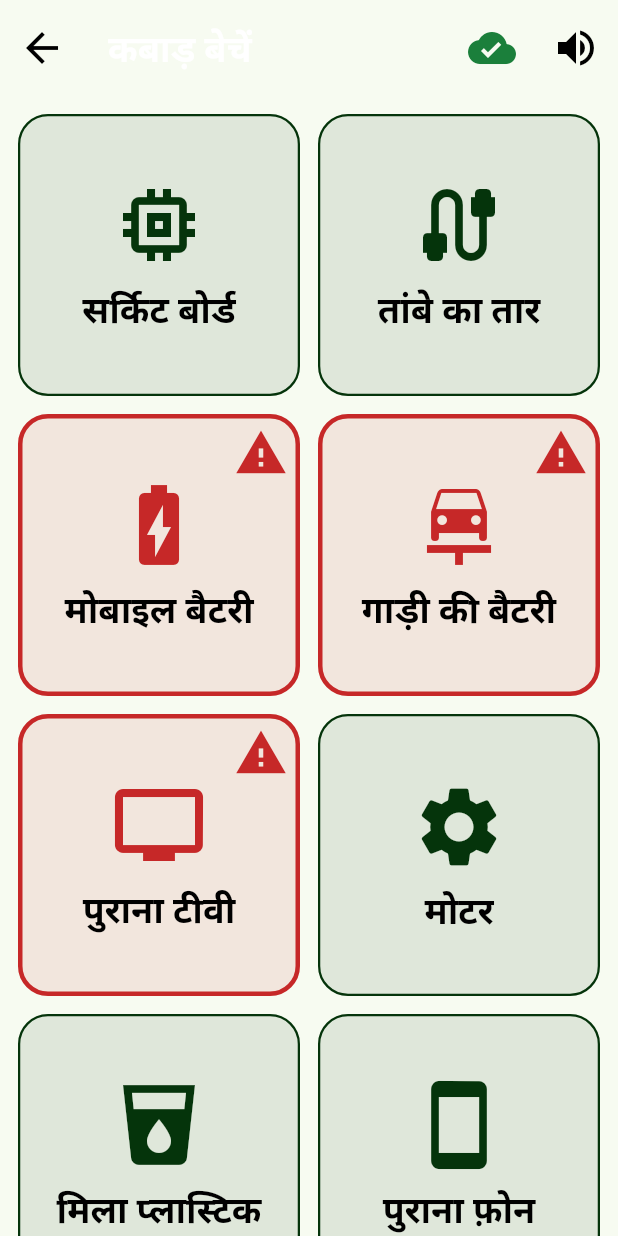
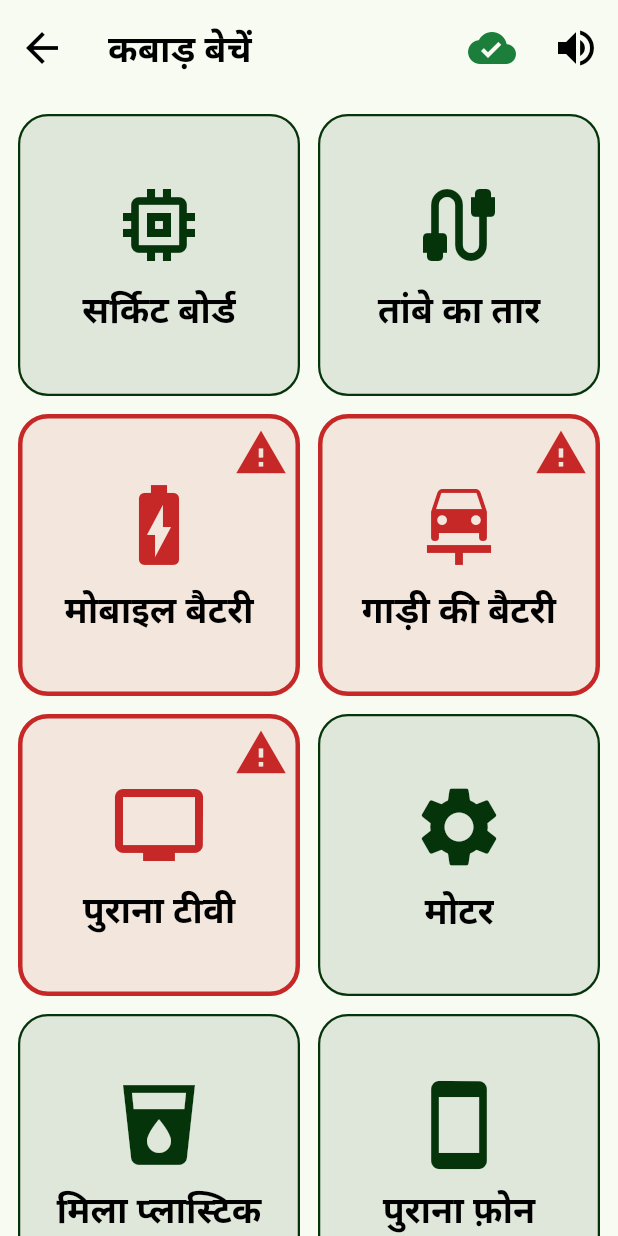
Before and after one commit to abhishek2007aka-collab/RecySetu, a Flutter app: the CategoryScreen screen opened directly, on a phone screen of 412 x 824 dp. Run offline on Flutter 3.47's test engine with Material 3 defaults, Android fonts, the phone set to English and light mode, and no system bars; our stand-ins replace cloud_firestore, connectivity_plus, firebase_auth, firebase_core, flutter_image_compress, flutter_riverpod and 6 more; missing offline and left inert: mobile_scanner, tflite_flutter; accounts and stored records are empty.

Commit message:
Phase 12a (app side): on-device scrap recogniser suggests the category; fix white app-bar title
Co-Authored-By: Claude Opus 5.5 <noreply@anthropic.com>

```diff
--- a/app/assets/i18n/bho.json
+++ b/app/assets/i18n/bho.json
@@ -122,5 +122,7 @@
   "sold_elsewhere": "दोसरा जगह बेचलीं",
   "from_recycler": "रीसाइक्लर के बेचलीं",
   "more_languages": "अउरी भाषा",
-  "change_language": "भाषा बदलीं"
+  "change_language": "भाषा बदलीं",
+  "ai_suggestion": "लागत बा ई {material} ह। सही होखे त दबाईं, ना त सही फोटो चुनीं",
+  "suggested": "सुझाव"
 }
--- a/app/assets/i18n/bn.json
+++ b/app/assets/i18n/bn.json
@@ -122,5 +122,7 @@
   "sold_elsewhere": "অন্য জায়গায় বিক্রি",
   "from_recycler": "রিসাইক্লারকে বিক্রি",
   "more_languages": "আরও ভাষা",
-  "change_language": "ভাষা বদলান"
+  "change_language": "ভাষা বদলান",
+  "ai_suggestion": "মনে হচ্ছে এটা {material}। ঠিক হলে চাপুন, না হলে সঠিক ছবি বেছে নিন",
+  "suggested": "পরামর্শ"
 }
--- a/app/assets/i18n/en.json
+++ b/app/assets/i18n/en.json
@@ -121,5 +121,7 @@
   "sold_elsewhere": "Sold elsewhere",
   "from_recycler": "Sold to recycler",
   "more_languages": "More languages",
-  "change_language": "Change language"
+  "change_language": "Change language",
+  "ai_suggestion": "Looks like {material}. Tap it if it is right, or pick the right picture",
+  "suggested": "Suggested"
 }
--- a/app/assets/i18n/gbm.json
+++ b/app/assets/i18n/gbm.json
@@ -122,5 +122,7 @@
   "sold_elsewhere": "दूसरी जगह बेचा",
   "from_recycler": "रीसाइक्लर को बेचा",
   "more_languages": "और भाषाएँ",
-  "change_language": "भाषा बदलें"
+  "change_language": "भाषा बदलें",
+  "ai_suggestion": "लगता है यह {material} है। सही हो तो उसे दबाएँ, नहीं तो सही चित्र चुनें",
+  "suggested": "सुझाव"
 }
--- a/app/assets/i18n/gu.json
+++ b/app/assets/i18n/gu.json
@@ -122,5 +122,7 @@
   "sold_elsewhere": "બીજે વેચ્યું",
   "from_recycler": "રિસાયકલરને વેચ્યું",
   "more_languages": "વધુ ભાષાઓ",
-  "change_language": "ભાષા બદલો"
+  "change_language": "ભાષા બદલો",
+  "ai_suggestion": "આ {material} લાગે છે. સાચું હોય તો દબાવો, નહીં તો સાચું ચિત્ર પસંદ કરો",
+  "suggested": "સૂચન"
 }
--- a/app/assets/i18n/hi.json
+++ b/app/assets/i18n/hi.json
@@ -121,5 +121,7 @@
   "sold_elsewhere": "दूसरी जगह बेचा",
   "from_recycler": "रीसाइक्लर को बेचा",
   "more_languages": "और भाषाएँ",
-  "change_language": "भाषा बदलें"
+  "change_language": "भाषा बदलें",
+  "ai_suggestion": "लगता है यह {material} है। सही हो तो उसे दबाएँ, नहीं तो सही चित्र चुनें",
+  "suggested": "सुझाव"
 }
--- a/app/assets/i18n/kn.json
+++ b/app/assets/i18n/kn.json
@@ -122,5 +122,7 @@
   "sold_elsewhere": "ಬೇರೆಡೆ ಮಾರಿದೆ",
   "from_recycler": "ಮರುಬಳಕೆದಾರರಿಗೆ ಮಾರಿದೆ",
   "more_languages": "ಇನ್ನಷ್ಟು ಭಾಷೆಗಳು",
-  "change_language": "ಭಾಷೆ ಬದಲಿಸಿ"
+  "change_language": "ಭಾಷೆ ಬದಲಿಸಿ",
+  "ai_suggestion": "ಇದು {material} ತರಹ ಕಾಣುತ್ತದೆ. ಸರಿಯಾಗಿದ್ದರೆ ಒತ್ತಿ, ಇಲ್ಲದಿದ್ದರೆ ಸರಿಯಾದ ಚಿತ್ರ ಆರಿಸಿ",
+  "suggested": "ಸಲಹೆ"
 }
--- a/app/assets/i18n/mr.json
+++ b/app/assets/i18n/mr.json
@@ -122,5 +122,7 @@
   "sold_elsewhere": "दुसरीकडे विकले",
   "from_recycler": "रिसायकलरला विकले",
   "more_languages": "अधिक भाषा",
-  "change_language": "भाषा बदला"
+  "change_language": "भाषा बदला",
+  "ai_suggestion": "हे {material} वाटते. बरोबर असेल तर दाबा, नाहीतर योग्य चित्र निवडा",
+  "suggested": "सूचना"
 }
--- a/app/assets/i18n/pa.json
+++ b/app/assets/i18n/pa.json
@@ -122,5 +122,7 @@
   "sold_elsewhere": "ਹੋਰ ਥਾਂ ਵੇਚਿਆ",
   "from_recycler": "ਰੀਸਾਈਕਲਰ ਨੂੰ ਵੇਚਿਆ",
   "more_languages": "ਹੋਰ ਭਾਸ਼ਾਵਾਂ",
-  "change_language": "ਭਾਸ਼ਾ ਬਦਲੋ"
+  "change_language": "ਭਾਸ਼ਾ ਬਦਲੋ",
+  "ai_suggestion": "ਲੱਗਦਾ ਹੈ ਇਹ {material} ਹੈ। ਸਹੀ ਹੋਵੇ ਤਾਂ ਦਬਾਓ, ਨਹੀਂ ਤਾਂ ਸਹੀ ਤਸਵੀਰ ਚੁਣੋ",
+  "suggested": "ਸੁਝਾਅ"
 }
--- a/app/assets/i18n/ta.json
+++ b/app/assets/i18n/ta.json
@@ -122,5 +122,7 @@
   "sold_elsewhere": "வேறு இடத்தில் விற்றது",
   "from_recycler": "மறுசுழற்சியாளரிடம் விற்றது",
   "more_languages": "மேலும் மொழிகள்",
-  "change_language": "மொழியை மாற்று"
+  "change_language": "மொழியை மாற்று",
+  "ai_suggestion": "இது {material} போல் தெரிகிறது. சரியென்றால் அழுத்தவும், இல்லையெனில் சரியான படத்தைத் தேர்ந்தெடுக்கவும்",
+  "suggested": "பரிந்துரை"
 }
--- a/app/assets/i18n/te.json
+++ b/app/assets/i18n/te.json
@@ -122,5 +122,7 @@
   "sold_elsewhere": "వేరే చోట అమ్మాను",
   "from_recycler": "రీసైక్లర్‌కు అమ్మాను",
   "more_languages": "మరిన్ని భాషలు",
-  "change_language": "భాష మార్చండి"
+  "change_language": "భాష మార్చండి",
+  "ai_suggestion": "ఇది {material} లా ఉంది. సరైనదైతే నొక్కండి, లేకపోతే సరైన బొమ్మను ఎంచుకోండి",
+  "suggested": "సూచన"
 }
--- a/app/assets/i18n/ur.json
+++ b/app/assets/i18n/ur.json
@@ -122,5 +122,7 @@
   "sold_elsewhere": "دوسری جگہ بیچا",
   "from_recycler": "ری سائیکلر کو بیچا",
   "more_languages": "مزید زبانیں",
-  "change_language": "زبان بدلیں"
+  "change_language": "زبان بدلیں",
+  "ai_suggestion": "لگتا ہے یہ {material} ہے۔ صحیح ہو تو دبائیں، ورنہ صحیح تصویر چنیں",
+  "suggested": "تجویز"
 }
--- a/app/lib/features/sell_lot/category_screen.dart
+++ b/app/lib/features/sell_lot/category_screen.dart
@@ -18,12 +18,31 @@ class CategoryScreen extends ConsumerWidget {
 
   @override
   Widget build(BuildContext context, WidgetRef ref) {
-    final materials = ref.watch(materialsProvider).value ?? const [];
+    final all = ref.watch(materialsProvider).value ?? const <ScrapMaterial>[];
     // Start loading prices now so the price screen (S9) has them at once.
     ref.watch(pricesProvider);
+    final suggested = ref.watch(suggestedMaterialProvider);
+    // The suggested material goes first; the collector can still pick any.
+    final materials = [
+      ?suggested,
+      for (final m in all)
+        if (m != suggested) m,
+    ];
+    final s = ref.watch(appStringsProvider);
+    // If the suggestion arrives after the screen opened, say it then.
+    ref.listen(suggestedMaterialProvider, (before, now) {
+      if (before == null && now != null) {
+        ref.speak('ai_suggestion', {'material': s.t(now.nameKey)});
+      }
+    });
     return KScaffold(
       titleKey: 'tile_sell',
-      instructionKey: 'category_instruction',
+      instructionKey: suggested == null
+          ? 'category_instruction'
+          : 'ai_suggestion',
+      instructionParams: {
+        'material': suggested == null ? '' : s.t(suggested.nameKey),
+      },
       body: GridView.count(
         crossAxisCount: 2,
         padding: const EdgeInsets.all(12),
@@ -33,6 +52,7 @@ class CategoryScreen extends ConsumerWidget {
           for (final m in materials)
             _MaterialTile(
               material: m,
+              suggested: m == suggested,
               onTap: () {
                 ref.read(sellDraftProvider.notifier).chooseMaterial(m.code);
                 if (m.hazard == Hazard.high) ref.speak('hazard_warning');
@@ -48,10 +68,17 @@ class CategoryScreen extends ConsumerWidget {
 }
 
 class _MaterialTile extends ConsumerWidget {
-  const _MaterialTile({required this.material, required this.onTap});
+  const _MaterialTile({
+    required this.material,
+    required this.onTap,
+    this.suggested = false,
+  });
 
   final ScrapMaterial material;
   final VoidCallback onTap;
+
+  /// Highlighted because the recogniser thinks the photo shows this.
+  final bool suggested;
 
   @override
   Widget build(BuildContext context, WidgetRef ref) {
@@ -64,7 +91,10 @@ class _MaterialTile extends ConsumerWidget {
       color: colour.withValues(alpha: 0.10),
       shape: RoundedRectangleBorder(
         borderRadius: BorderRadius.circular(20),
-        side: BorderSide(color: colour, width: high ? 3 : 1.5),
+        side: BorderSide(
+          color: suggested ? AppColors.confirmed : colour,
+          width: suggested ? 5 : (high ? 3 : 1.5),
+        ),
       ),
       child: InkWell(
         borderRadius: BorderRadius.circular(20),
@@ -93,6 +123,17 @@ class _MaterialTile extends ConsumerWidget {
                 ],
               ),
             ),
+            if (suggested)
+              Positioned(
+                top: 6,
+                left: 6,
+                child: Chip(
+                  avatar: const Icon(Icons.auto_awesome, size: 18),
+                  label: Text(s.t('suggested')),
+                  backgroundColor: AppColors.confirmed.withValues(alpha: 0.2),
+                  visualDensity: VisualDensity.compact,
+                ),
+              ),
             if (high)
               const Positioned(
                 top: 8,
--- a/app/pubspec.yaml
+++ b/app/pubspec.yaml
@@ -51,6 +51,7 @@ dependencies:
   path_provider: ^2.1.6
   uuid: ^4.6.0
   intl: ^0.20.3
+  tflite_flutter: ^0.12.1
 
 dev_dependencies:
   flutter_test:
@@ -74,3 +75,4 @@ flutter:
   assets:
     - assets/i18n/
     - assets/seed/
+    - assets/models/
```
Also changed, not shown: app/lib/core/theme/app_theme.dart (+8 -2 lines), app/lib/core/vision/scrap_classifier.dart (added, +155 -0 lines), app/lib/features/sell_lot/photo_screen.dart (+11 -1 lines), app/lib/features/sell_lot/sell_draft.dart (+58 -2 lines), app/pubspec.lock, 2 other files.
